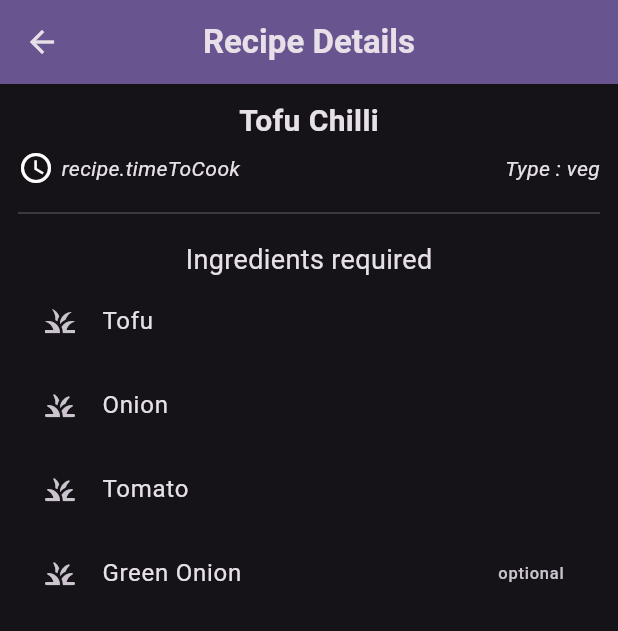
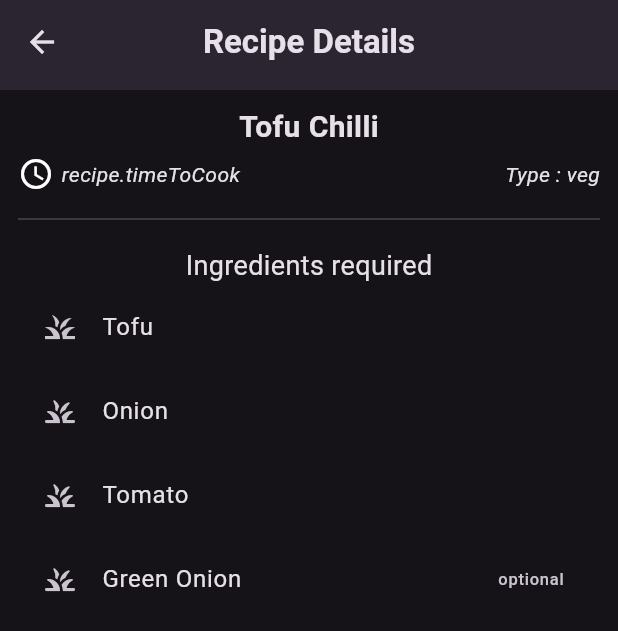
Before and after one commit to Aayushstha03/fridge-manager, a Flutter app: the RecipePage screen opened directly, after a tap on "Tofu Chilli", on a phone screen of 412 x 824 dp. Shown: the top 631 px of the screen. Run offline on Flutter 3.47's test engine with Material 3 defaults, Android fonts, the phone set to English and light mode, and no system bars.

Commit message:
created and implemented a universal MyAppBar component for easy redployability

```diff
--- /dev/null
+++ b/lib/components/myAppBar.dart
@@ -0,0 +1,18 @@
+import 'package:flutter/material.dart';
+
+class MyAppBar extends StatelessWidget implements PreferredSizeWidget {
+  const MyAppBar({super.key, required this.title});
+  final String title;
+  @override
+  Size get preferredSize => const Size.fromHeight(60);
+  Widget build(BuildContext context) {
+    return AppBar(
+      elevation: 6,
+      title: Text(
+        title,
+        style: const TextStyle(fontWeight: FontWeight.bold),
+      ),
+      centerTitle: true,
+    );
+  }
+}
--- a/lib/pages/recipe_details_page.dart
+++ b/lib/pages/recipe_details_page.dart
@@ -1,4 +1,5 @@
 import 'package:flutter/material.dart';
+import 'package:fridge_app/components/myAppBar.dart';
 import 'package:fridge_app/models/recipe.dart';
 
 class RecipeDetailsPage extends StatelessWidget {
@@ -9,14 +10,7 @@ class RecipeDetailsPage extends StatelessWidget {
   @override
   Widget build(BuildContext context) {
     return Scaffold(
-      appBar: AppBar(
-        backgroundColor: Theme.of(context).colorScheme.inversePrimary,
-        title: const Text(
-          'Recipe Details',
-          style: TextStyle(fontWeight: FontWeight.bold),
-        ),
-        centerTitle: true,
-      ),
+      appBar: const MyAppBar(title: 'Recipe Details'),
       body: Padding(
         padding: const EdgeInsets.symmetric(horizontal: 12),
         child: Column(
--- a/lib/pages/recipe_page.dart
+++ b/lib/pages/recipe_page.dart
@@ -7,6 +7,7 @@
 // todo veggies, meat and whatnots too pachi tara
 
 import 'package:flutter/material.dart';
+import 'package:fridge_app/components/myAppBar.dart';
 import 'package:fridge_app/models/ingredient_model.dart';
 import 'package:fridge_app/pages/recipe_details_page.dart';
 import 'package:provider/provider.dart';
@@ -23,14 +24,7 @@ class _RecipePageState extends State<RecipePage> {
   Widget build(BuildContext context) {
     return Consumer<Ingredients>(
       builder: (context, value, child) => Scaffold(
-        appBar: AppBar(
-          backgroundColor: Theme.of(context).colorScheme.inversePrimary,
-          title: const Text(
-            'Recipes',
-            style: TextStyle(fontWeight: FontWeight.bold),
-          ),
-          centerTitle: true,
-        ),
+        appBar: const MyAppBar(title: 'Recipes'),
         body: Column(
           mainAxisSize: MainAxisSize.min,
           children: [
```
Also changed, not shown: lib/components/dialog.dart (+2 -9 lines), lib/pages/pantry_page.dart (+2 -8 lines).
